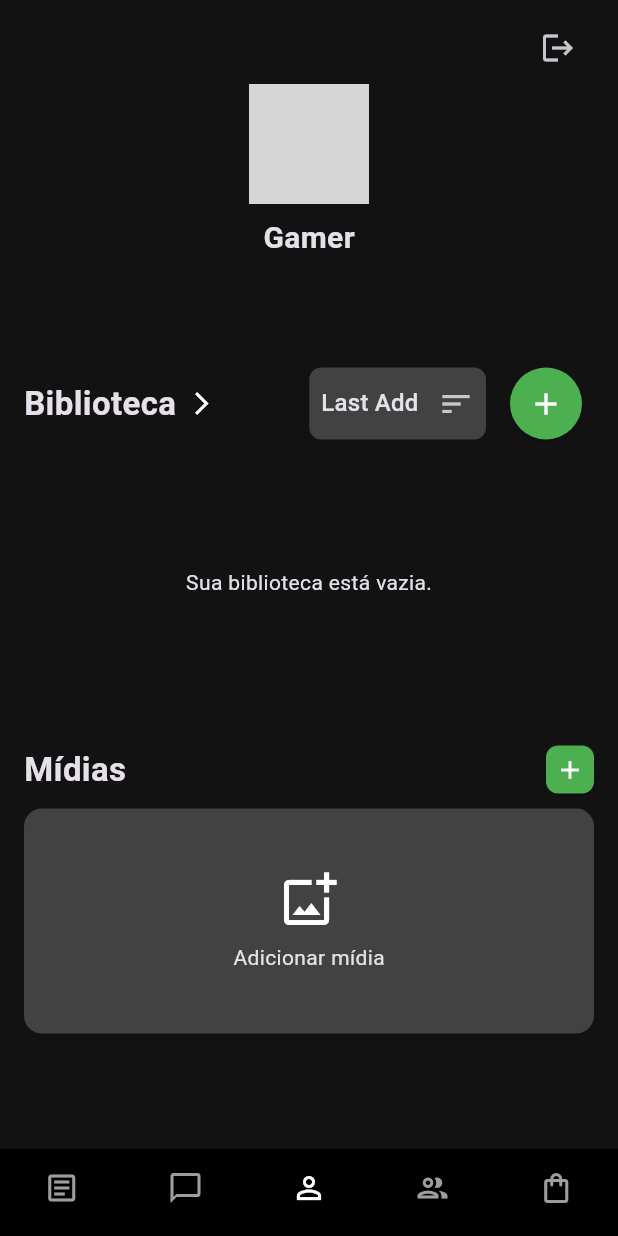
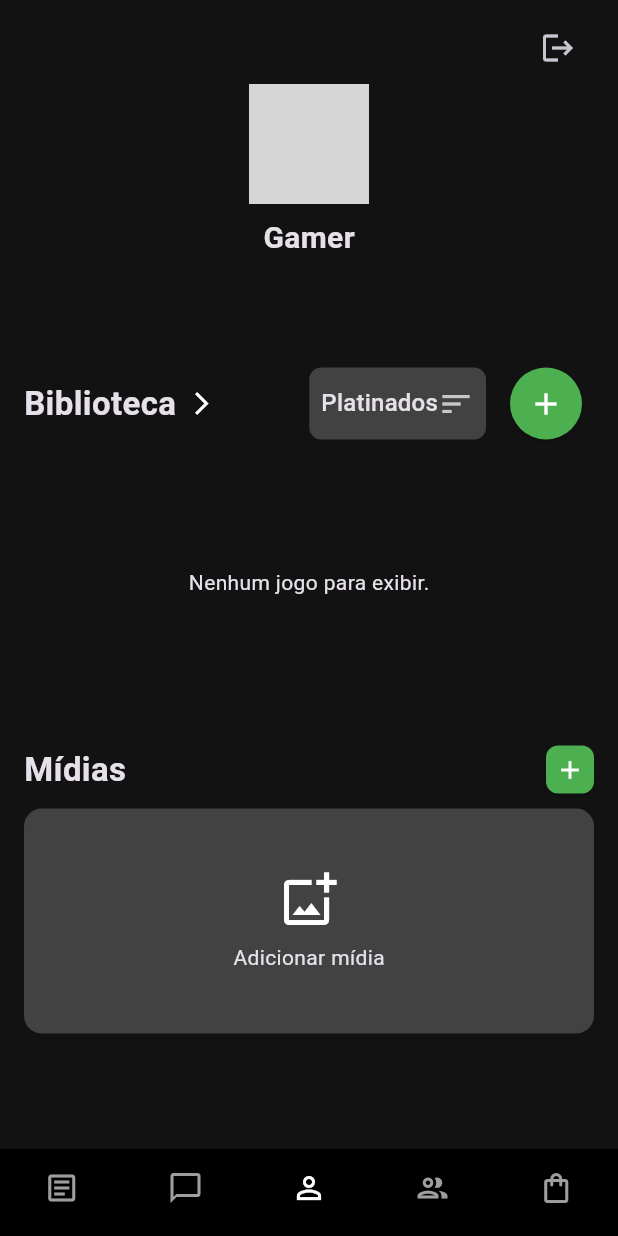
Before and after one commit to cgonssalves/my0games, a Flutter app: the screen it shows after launch, on a phone screen of 412 x 824 dp. Run offline on Flutter 3.47's test engine with Material 3 defaults, Android fonts, the light colour scheme and no system bars; our stand-ins replace drift, image_picker, shared_preferences; accounts and stored records are empty; generated files the repository leaves out were written again; network calls fail; grey boxes are pictures that could not be loaded.

Commit message:
better design

```diff
--- a/lib/screens/home_screen.dart
+++ b/lib/screens/home_screen.dart
@@ -20,9 +20,10 @@ class HomeScreen extends StatefulWidget {
 class _HomeScreenState extends State<HomeScreen> {
   late AppDatabase _database;
   String _gamerName = "Carregando...";
-  SortMode _sortMode = SortMode.lastAdded;
+  SortMode _sortMode = SortMode.platinados; // O padrão agora é 'Platinados'
   int _selectedIndex = 2;
   List<File> _mediaFiles = [];
+  File? _profileImageFile;
 
   @override
   void initState() {
@@ -40,10 +41,14 @@ class _HomeScreenState extends State<HomeScreen> {
   Future<void> _loadUserData() async {
     final prefs = await SharedPreferences.getInstance();
     final mediaPaths = prefs.getStringList('mediaImagePaths') ?? [];
+    final profileImagePath = prefs.getString('profileImagePath');
     if (mounted) {
       setState(() {
         _gamerName = prefs.getString('gamerName') ?? 'Gamer';
         _mediaFiles = mediaPaths.map((path) => File(path)).toList();
+        if (profileImagePath != null) {
+          _profileImageFile = File(profileImagePath);
+        }
       });
     }
   }
@@ -51,18 +56,49 @@ class _HomeScreenState extends State<HomeScreen> {
   Future<void> _pickMedia() async {
     final picker = ImagePicker();
     final pickedFiles = await picker.pickMultiImage();
-
     if (pickedFiles.isNotEmpty) {
       final prefs = await SharedPreferences.getInstance();
-
       final newFiles = pickedFiles.map((file) => File(file.path)).toList();
       _mediaFiles.addAll(newFiles);
-
       final updatedPaths = _mediaFiles.map((file) => file.path).toList();
       await prefs.setStringList('mediaImagePaths', updatedPaths);
-
       setState(() {});
     }
+  }
+
+  Future<void> _pickProfileImage() async {
+    final picker = ImagePicker();
+    final pickedFile = await picker.pickImage(source: ImageSource.gallery);
+    if (pickedFile != null) {
+      final prefs = await SharedPreferences.getInstance();
+      await prefs.setString('profileImagePath', pickedFile.path);
+      setState(() {
+        _profileImageFile = File(pickedFile.path);
+      });
+    }
+  }
+
+  void _showChangeProfilePicDialog() {
+    showDialog(
+      context: context,
+      builder: (context) => AlertDialog(
+        title: const Text('Foto de Perfil'),
+        content: const Text('Deseja alterar sua foto de perfil?'),
+        actions: [
+          TextButton(
+            onPressed: () => Navigator.pop(context),
+            child: const Text('Cancelar'),
+          ),
+          ElevatedButton(
+            onPressed: () {
+              Navigator.pop(context);
+              _pickProfileImage();
+            },
+            child: const Text('Confirmar'),
+          ),
+        ],
+      ),
+    );
   }
 
   void _navigateToGameSearch() {
@@ -136,6 +172,9 @@ class _HomeScreenState extends State<HomeScreen> {
               .where((g) => g.status != 'lista de desejos')
               .map((g) => g.platform)).toList();
 
+            final playingGames = allGames.where((game) => game.status == 'jogando').toList();
+            final libraryGames = allGames.where((game) => game.status != 'jogando').toList();
+
             return SingleChildScrollView(
               child: Padding(
                 padding: const EdgeInsets.symmetric(vertical: 8.0),
@@ -148,12 +187,31 @@ class _HomeScreenState extends State<HomeScreen> {
                         children: [ IconButton(icon: const Icon(Icons.logout), onPressed: _logout) ],
                       ),
                     ),
-                    const CircleAvatar(radius: 40, backgroundImage: NetworkImage('https://i.imgur.com/8soQJkH.png')),
+                    GestureDetector(
+                      onLongPress: _showChangeProfilePicDialog,
+                      child: CircleAvatar(
+                        radius: 40,
+                        backgroundImage: _profileImageFile != null
+                            ? FileImage(_profileImageFile!) as ImageProvider
+                            : const NetworkImage('https://i.imgur.com/8soQJkH.png'),
+                      ),
+                    ),
                     const SizedBox(height: 8),
                     Text(_gamerName, style: const TextStyle(fontSize: 20, fontWeight: FontWeight.bold)),
                     const SizedBox(height: 16),
                     _buildPlatformIndicator(userPlatforms),
                     const SizedBox(height: 24),
+
+                    if (playingGames.isNotEmpty) ...[
+                      Padding(
+                        padding: const EdgeInsets.symmetric(horizontal: 16.0),
+                        child: _buildSectionHeader("Jogando"),
+                      ),
+                      const SizedBox(height: 10),
+                      _buildHorizontalGameList(playingGames),
+                      const SizedBox(height: 24),
+                    ],
+
                     Padding(
                       padding: const EdgeInsets.symmetric(horizontal: 16.0),
                       child: Row(
@@ -189,8 +247,9 @@ class _HomeScreenState extends State<HomeScreen> {
                       ),
                     ),
                     const SizedBox(height: 10),
-                    _buildHorizontalGameList(allGames),
+                    _buildHorizontalGameList(libraryGames),
                     const SizedBox(height: 24),
+
                     _buildMediaSection(),
                   ],
                 ),
@@ -219,44 +278,9 @@ class _HomeScreenState extends State<HomeScreen> {
     );
   }
 
-  Widget _buildSortDropdown() {
-    return Container(
-      padding: const EdgeInsets.symmetric(horizontal: 8.0),
-      height: 48,
-      decoration: BoxDecoration(color: Colors.grey.shade800, borderRadius: BorderRadius.circular(8.0)),
-      child: DropdownButton<SortMode>(
-        value: _sortMode,
-        onChanged: (SortMode? newValue) {
-          if (newValue != null) setState(() => _sortMode = newValue);
-        },
-        underline: Container(),
-        icon: const Icon(Icons.sort),
-        items: const [
-          DropdownMenuItem(value: SortMode.lastAdded, child: Text("Last Add")),
-          DropdownMenuItem(value: SortMode.firstAdded, child: Text("First Add")),
-          DropdownMenuItem(value: SortMode.az, child: Text("A - Z")),
-          DropdownMenuItem(value: SortMode.platinados, child: Text("Platinados")),
-          DropdownMenuItem(value: SortMode.wishlist, child: Text("Wishlist")),
-        ],
-      ),
-    );
-  }
-
-  Widget _buildPlatformIndicator(List<String> platforms) {
-    if (platforms.isEmpty) return const SizedBox(height: 32);
-    return Container(
-      alignment: Alignment.center,
-      padding: const EdgeInsets.symmetric(horizontal: 16.0),
-      child: Wrap(
-        spacing: 8.0, runSpacing: 8.0, alignment: WrapAlignment.center,
-        children: platforms.map((platform) => Chip(label: Text(platform))).toList(),
-      ),
-    );
-  }
-
   Widget _buildHorizontalGameList(List<Game> games) {
     if (games.isEmpty) {
-      return const SizedBox(height: 170, child: Center(child: Text("Sua biblioteca está vazia.")));
+      return const SizedBox(height: 170, child: Center(child: Text("Nenhum jogo para exibir.")));
     }
     return SizedBox(
       height: 170,
@@ -272,6 +296,7 @@ class _HomeScreenState extends State<HomeScreen> {
               width: 120,
               margin: const EdgeInsets.only(right: 10),
               child: Card(
+                shape: const RoundedRectangleBorder(borderRadius: BorderRadius.zero),
                 clipBehavior: Clip.antiAlias,
                 child: Stack(
                   fit: StackFit.expand,
@@ -298,36 +323,6 @@ class _HomeScreenState extends State<HomeScreen> {
     );
   }
 
-  Widget _buildMediaSection() {
-    return Padding(
-      padding: const EdgeInsets.symmetric(horizontal: 16.0),
-      child: Column(
-        children: [
-          Row(
-            mainAxisAlignment: MainAxisAlignment.spaceBetween,
-            children: [
-              const Text("Mídias", style: TextStyle(fontSize: 22, fontWeight: FontWeight.bold)),
-              SizedBox(
-                height: 32,
-                width: 32,
-                child: ElevatedButton(
-                  onPressed: _pickMedia,
-                  style: ElevatedButton.styleFrom(
-                    padding: EdgeInsets.zero,
-                    shape: RoundedRectangleBorder(borderRadius: BorderRadius.circular(8)),
-                  ),
-                  child: const Icon(Icons.add, size: 20),
-                ),
-              ),
-            ],
-          ),
-          const SizedBox(height: 10),
-          _buildMediaGridPreview(),
-        ],
-      ),
-    );
-  }
-
   Widget _buildMediaGridPreview() {
     if (_mediaFiles.isEmpty) {
       return GestureDetector(
@@ -340,13 +335,11 @@ class _HomeScreenState extends State<HomeScreen> {
         ),
       );
     }
-
     return LayoutBuilder(
       builder: (context, constraints) {
         final width = constraints.maxWidth;
         final smallImageSize = (width - 8) / 3;
         final largeImageHeight = smallImageSize * 2 + 8;
-
         return SizedBox(
           height: largeImageHeight,
           child: Row(
@@ -382,17 +375,13 @@ class _HomeScreenState extends State<HomeScreen> {
   }
 
   Widget _buildMediaItem(File imageFile) {
-    return ClipRRect(
-      borderRadius: BorderRadius.circular(12.0),
-      child: Image.file(imageFile, fit: BoxFit.cover, width: double.infinity, height: double.infinity),
-    );
+    return Image.file(imageFile, fit: BoxFit.cover, width: double.infinity, height: double.infinity);
   }
 
   Widget _buildSeeMoreItem(File imageFile) {
     return GestureDetector(
       onTap: _navigateToMediaScreen,
       child: ClipRRect(
-        borderRadius: BorderRadius.circular(12.0),
         child: Stack(
           fit: StackFit.expand,
           children: [
@@ -410,6 +399,78 @@ class _HomeScreenState extends State<HomeScreen> {
     );
   }
 
+  Widget _buildSectionHeader(String title) {
+    return Align(
+      alignment: Alignment.centerLeft,
+      child: Text(title, style: const TextStyle(fontSize: 22, fontWeight: FontWeight.bold)),
+    );
+  }
+
+  Widget _buildSortDropdown() {
+    return Container(
+      padding: const EdgeInsets.symmetric(horizontal: 8.0),
+      height: 48,
+      decoration: BoxDecoration(color: Colors.grey.shade800, borderRadius: BorderRadius.circular(8.0)),
+      child: DropdownButton<SortMode>(
+        value: _sortMode,
+        onChanged: (SortMode? newValue) {
+          if (newValue != null) setState(() => _sortMode = newValue);
+        },
+        underline: Container(),
+        icon: const Icon(Icons.sort),
+        items: const [
+          DropdownMenuItem(value: SortMode.platinados, child: Text("Platinados")),
+          DropdownMenuItem(value: SortMode.lastAdded, child: Text("Last Add")),
+          DropdownMenuItem(value: SortMode.firstAdded, child: Text("First Add")),
+          DropdownMenuItem(value: SortMode.az, child: Text("A - Z")),
+          DropdownMenuItem(value: SortMode.wishlist, child: Text("Wishlist")),
+        ],
+      ),
+    );
+  }
+
+  Widget _buildPlatformIndicator(List<String> platforms) {
+    if (platforms.isEmpty) return const SizedBox(height: 32);
+    return Container(
+      alignment: Alignment.center,
+      padding: const EdgeInsets.symmetric(horizontal: 16.0),
+      child: Wrap(
+        spacing: 8.0, runSpacing: 8.0, alignment: WrapAlignment.center,
+        children: platforms.map((platform) => Chip(label: Text(platform))).toList(),
+      ),
+    );
+  }
+
+  Widget _buildMediaSection() {
+    return Padding(
+      padding: const EdgeInsets.symmetric(horizontal: 16.0),
+      child: Column(
+        children: [
+          Row(
+            mainAxisAlignment: MainAxisAlignment.spaceBetween,
+            children: [
+              const Text("Mídias", style: TextStyle(fontSize: 22, fontWeight: FontWeight.bold)),
+              SizedBox(
+                height: 32,
+                width: 32,
+                child: ElevatedButton(
+                  onPressed: _pickMedia,
+                  style: ElevatedButton.styleFrom(
+                    padding: EdgeInsets.zero,
+                    shape: RoundedRectangleBorder(borderRadius: BorderRadius.circular(8)),
+                  ),
+                  child: const Icon(Icons.add, size: 20),
+                ),
+              ),
+            ],
+          ),
+          const SizedBox(height: 10),
+          _buildMediaGridPreview(),
+        ],
+      ),
+    );
+  }
+
   Widget _buildStatusIcon(String status) {
     String icon;
     switch (status) {
```
Also changed, not shown: lib/screens/library_screen.dart (+3 -9 lines), lib/screens/media_screen.dart (+7 -10 lines).
